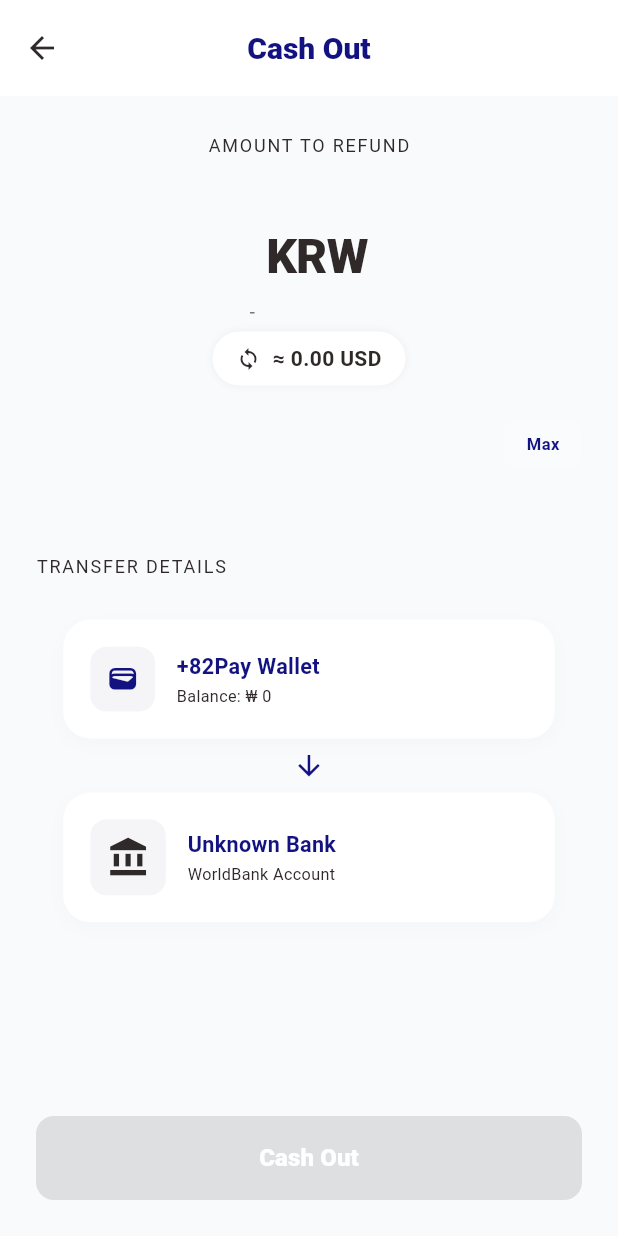
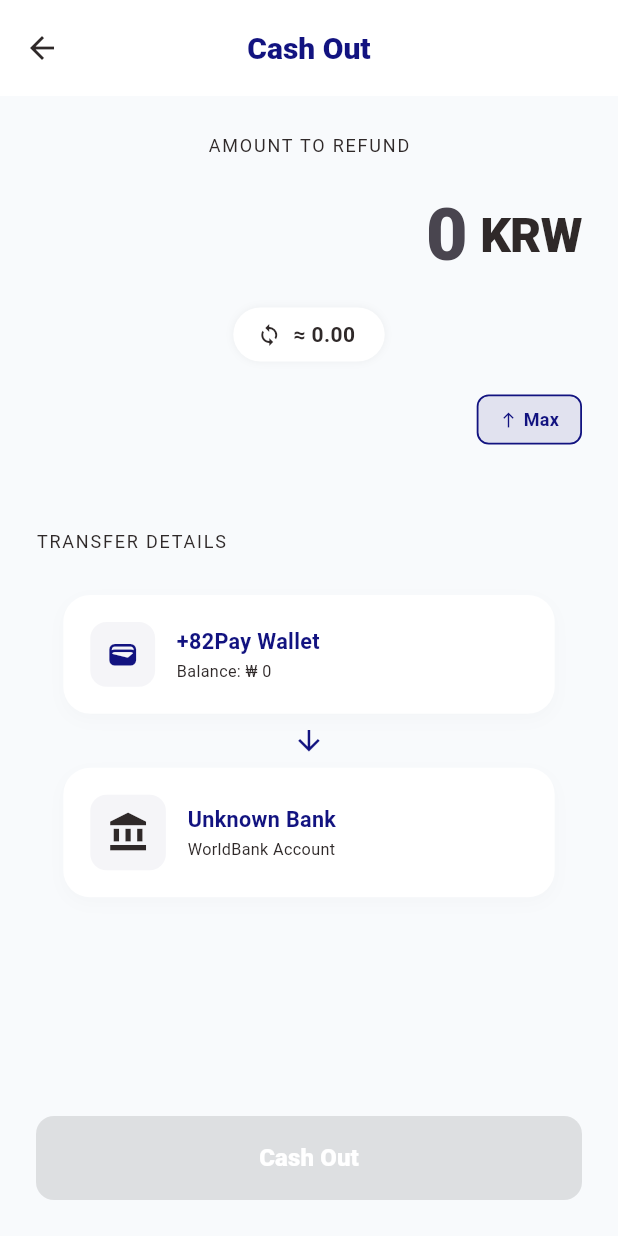
Before and after one commit to Mrjeonmacho/82Pay, a Flutter app: the ExchangeView screen opened directly, on a phone screen of 412 x 824 dp. Run offline on Flutter 3.47's test engine with Material 3 defaults, Android fonts, the phone set to English and light mode, and no system bars; our stand-ins replace camera, cookie_jar, dio, dio_cookie_manager, easy_localization, flutter_dotenv and 3 more; accounts and stored records are empty; network calls fail; Roboto replaces fonts that are missing (Pretendard); project files that could hold a hidden picture were left out.

Commit message:
fix: 환급/충전 페이지 금액 입력창 및 완료 후 home 화면 전환

```diff
--- a/palipay/palipay-frontend/lib/features/history/views/history_detail_view.dart
+++ b/palipay/palipay-frontend/lib/features/history/views/history_detail_view.dart
@@ -76,7 +76,7 @@
 
             // 3. 금액 및 대상
             Text(
-              '${isOutput ? '-' : '+'} ₩ ${CurrencyInputFormatter.format(transaction.amount.toInt())}',
+              '${isOutput ? '-' : '+'} ${CurrencyInputFormatter.format(transaction.amount.toInt())} ₩',
               style: AppTextStyles.headlineLarge.copyWith(
                 color: AppColors.mainBlue,
                 fontWeight: FontWeight.w900,
@@ -202,7 +202,7 @@
 
             // 5. 하단 홈 버튼
             PaliButton(
-              text: 'common.back'.tr(),
+              text: 'common.btn_back'.tr(),
               backgroundColor: AppColors.mainBlue,
               onPressed: () => Navigator.pop(context),
             ),
--- a/palipay/palipay-frontend/lib/features/history/views/history_view.dart
+++ b/palipay/palipay-frontend/lib/features/history/views/history_view.dart
@@ -51,7 +51,10 @@
     return Scaffold(
       backgroundColor: const Color(0xFFF2F4F7), // bgLight
       appBar: AppBar(
-        title: Text('history.title'.tr(), style: AppTextStyles.titleMedium),
+        title: Text(
+          'history.view.title'.tr(),
+          style: AppTextStyles.titleMedium,
+        ),
         elevation: 0,
         backgroundColor: Colors.white,
         foregroundColor: AppColors.mainBlue,
--- a/palipay/palipay-frontend/lib/features/wallet/views/wallet_refund_view.dart
+++ b/palipay/palipay-frontend/lib/features/wallet/views/wallet_refund_view.dart
@@ -37,16 +37,14 @@
       final walletProvider = context.read<WalletProvider>();
       final accountProvider = context.read<AccountProvider>();
 
-      // AccountProvider에서 통화 정보만 참조
       final currency = accountProvider.linkedAccount?.moneyCode ?? 'USD';
-      final walletId = int.parse(accountProvider.walletId ?? '0');
+      final walletId = int.tryParse(accountProvider.walletId ?? '0') ?? 0;
 
       walletProvider.initWalletData(walletId);
       walletProvider.initForRefund(currency: currency);
       walletProvider.loadExchangeRateQuote();
 
-      // 화면 진입 시 키보드 자동 방지
-      _focusNode.unfocus();
+      // ✅ unfocus 제거 — 키보드가 올라올 수 있도록
     });
   }
 
@@ -61,7 +59,9 @@
   Widget build(BuildContext context) {
     final provider = context.watch<WalletProvider>();
 
-    return Scaffold(
+    return Stack(
+      children: [
+        Scaffold(
           backgroundColor: const Color(0xFFF8FAFC),
           appBar: PaliTopBar(title: 'common.cash_out'.tr()),
           body: SafeArea(
@@ -77,7 +77,8 @@
                           label: 'AMOUNT TO REFUND',
                           controller: _controller,
                           focusNode: _focusNode,
-                      onChanged: (val) => provider.updateKrwAmountFromText(val),
+                          onChanged: (val) =>
+                              provider.updateKrwAmountFromText(val),
                         ),
                         const SizedBox(height: 12),
                         Align(
@@ -87,9 +88,7 @@
                               if (provider.currentBalance != null &&
                                   provider.currentBalance! > 0) {
                                 final int maxAmount = provider.currentBalance!;
-
                                 provider.updateKrwAmount(maxAmount.toDouble());
-
                                 final String formattedAmount =
                                     CurrencyInputFormatter.format(maxAmount);
                                 _controller.value = TextEditingValue(
@@ -98,11 +97,12 @@
                                     offset: formattedAmount.length,
                                   ),
                                 );
-
                                 _focusNode.unfocus();
                               } else {
                                 ScaffoldMessenger.of(context).showSnackBar(
-                              const SnackBar(content: Text('환급 가능한 잔액이 없습니다.')),
+                                  const SnackBar(
+                                    content: Text('환급 가능한 잔액이 없습니다.'),
+                                  ),
                                 );
                               }
                             },
@@ -124,7 +124,7 @@
 
                         const SizedBox(height: 48),
 
-                    // ===== 2. Transfer Details 표시 =====
+                        // ===== 2. Transfer Details =====
                         Align(
                           alignment: Alignment.centerLeft,
                           child: Text(
@@ -141,7 +141,6 @@
                           scale: 0.9,
                           child: Column(
                             children: [
-                          // (1) Source: 내 지갑
                               WalletAccountCard(
                                 title: '+82Pay Wallet',
                                 subtitle:
@@ -158,16 +157,10 @@
                                   color: AppColors.mainBlue,
                                 ),
                               ),
-                          // (2) Target: 외부 계좌 (WalletProvider 데이터 연동) 🚀
                               WalletAccountCard(
-                            // 🚀 [수정] WalletProvider가 BankConstants에서 찾은 이름을 직접 사용
                                 title: provider.bankName,
-
-                            // 🚀 [수정] 지갑 정보에서 가져온 실제 계좌번호 노출
                                 subtitle:
                                     'WorldBank Account ${provider.maskedAccountNumber}',
-
-                            // 🚀 [수정] 로고가 있으면 로고 이미지를, 없으면 기본 아이콘 표시
                                 iconWidget: provider.bankLogo != null
                                     ? Image.asset(
                                         provider.bankLogo!,
@@ -194,6 +187,7 @@
                     ),
                   ),
                 ),
+
                 // 하단 환급 버튼
                 Padding(
                   padding: const EdgeInsets.all(24),
@@ -208,16 +202,24 @@
                             provider.krwAmount > 0 &&
                             !provider.isLoading
                         ? () async {
-                        // 1. PIN 입력 화면 호출 (사용자 실제 PIN 입력 대기)
-                        final String? pinNumber = await Navigator.push<String>(
+                            final int pinWalletId =
+                                int.tryParse(
+                                  context.read<AccountProvider>().walletId ??
+                                      '0',
+                                ) ??
+                                0;
+
+                            final String? pinNumber =
+                                await Navigator.push<String>(
                                   context,
                                   MaterialPageRoute(
-                            builder: (context) =>
-                                const PinScreen(mode: PinMode.auth),
+                                    builder: (context) => PinScreen(
+                                      mode: PinMode.auth,
+                                      walletId: pinWalletId,
+                                    ),
                                   ),
                                 );
 
-                        // 2. PIN 입력 성공 시 거래 실행
                             if (pinNumber != null && mounted) {
                               final success = await provider.refundWallet(
                                 pinNumber: pinNumber,
@@ -226,23 +228,20 @@
                               if (success && mounted) {
                                 final accountProvider = context
                                     .read<AccountProvider>();
-
-                            // 외부 계좌 잔액 업데이트 (입금액 반영)
                                 final currentBankBalance =
                                     accountProvider.linkedAccount?.amount ?? 0;
                                 accountProvider.updateBalance(
-                              currentBankBalance + provider.krwAmount.toInt(),
+                                  currentBankBalance +
+                                      provider.krwAmount.toInt(),
                                 );
 
-                            // 거래 내역 갱신
-                            final walletId = provider.walletId;
-                            if (walletId != null) {
+                                final historyWalletId = provider.walletId;
+                                if (historyWalletId != null) {
                                   context.read<HistoryProvider>().fetchHistory(
-                                walletId: walletId,
+                                    walletId: historyWalletId,
                                   );
                                 }
 
-                            // 결과 화면 이동
                                 Navigator.pushReplacement(
                                   context,
                                   MaterialPageRoute(
@@ -262,6 +261,24 @@
               ],
             ),
           ),
+        ),
+
+        // ✅ 로딩 오버레이 — isLoading일 때 화면 중앙에 표시
+        if (provider.isLoading)
+          const Positioned.fill(
+            child: AbsorbPointer(
+              child: ColoredBox(
+                color: Colors.black12,
+                child: Center(
+                  child: CircularProgressIndicator(
+                    color: AppColors.mainBlue,
+                    strokeWidth: 3,
+                  ),
+                ),
+              ),
+            ),
+          ),
+      ],
     );
   }
 }
@@ -275,21 +292,29 @@
   Widget build(BuildContext context) {
     return InkWell(
       onTap: onTap,
-      borderRadius: BorderRadius.circular(10),
+      borderRadius: BorderRadius.circular(8),
       child: Container(
-        padding: const EdgeInsets.symmetric(horizontal: 14, vertical: 8),
+        padding: const EdgeInsets.symmetric(horizontal: 14, vertical: 7),
         decoration: BoxDecoration(
-          color: Colors.white.withOpacity(0.2),
-          borderRadius: BorderRadius.circular(10),
-          border: Border.all(color: Colors.white.withOpacity(0.1)),
+          // ✅ 버튼처럼 확실히 보이도록 배경색 변경
+          color: AppColors.mainBlue.withOpacity(0.1),
+          borderRadius: BorderRadius.circular(8),
+          border: Border.all(color: AppColors.mainBlue, width: 1.2),
         ),
-        child: Text(
+        child: Row(
+          mainAxisSize: MainAxisSize.min,
+          children: [
+            const Icon(Icons.north, size: 12, color: AppColors.mainBlue),
+            const SizedBox(width: 4),
+            Text(
               'wallet.refund.max'.tr(),
               style: AppTextStyles.bodySmall.copyWith(
                 color: AppColors.mainBlue,
                 fontWeight: FontWeight.bold,
-            fontSize: 11,
+                fontSize: 12,
               ),
+            ),
+          ],
         ),
       ),
     );
--- a/palipay/palipay-frontend/lib/features/wallet/widgets/currency_amount_input.dart
+++ b/palipay/palipay-frontend/lib/features/wallet/widgets/currency_amount_input.dart
@@ -38,39 +38,44 @@
         const SizedBox(height: 16),
 
         // 2. 메인 금액 입력창 (KRW 기준)
+        // 2. 메인 금액 입력창 (KRW 기준) 부분 수정
         Row(
           mainAxisAlignment: MainAxisAlignment.center,
-          crossAxisAlignment: CrossAxisAlignment.baseline,
-          textBaseline: TextBaseline.alphabetic,
+          crossAxisAlignment:
+              CrossAxisAlignment.center, // baseline 대신 center 권장
           children: [
-            // IntrinsicWidth를 써야 글자 수에 맞춰 TextField 너비가 조절되어 가운데 정렬이 유지됩니다.
-            IntrinsicWidth(
+            // IntrinsicWidth 대신 텍스트 길이에 따라 늘어나는 방식 적용
+            Flexible(
+              // 혹은 Expanded 대신 Flexible을 사용해 중앙 정렬 유지
               child: TextField(
                 controller: controller,
                 focusNode: focusNode,
                 keyboardType: TextInputType.number,
-                inputFormatters: [CurrencyInputFormatter()], // 기존 유틸 사용
-                textAlign: TextAlign.center,
+                inputFormatters: [CurrencyInputFormatter()],
+                textAlign: TextAlign.right, // 오른쪽 정렬로 KRW와 붙임
                 style: AppTextStyles.headlineLarge.copyWith(
                   fontSize: 48,
                   color: AppColors.mainBlue,
                   fontWeight: FontWeight.w900,
                 ),
-                // decoration: const InputDecoration(
-                //   hintText: '0',
-                //   border: InputBorder.none,
-                //   hintStyle: TextStyle(color: AppColors.abledFont),
-                //   isDense: true, // 불필요한 패딩 제거
-                //   contentPadding: EdgeInsets.zero,
-                // ),
+                decoration: const InputDecoration(
+                  hintText: '0',
+                  border: InputBorder.none,
+                  isDense: true,
+                  contentPadding: EdgeInsets.zero,
+                ),
                 onChanged: onChanged,
               ),
             ),
             const SizedBox(width: 8),
-            Text(
-              'KRW',
-              style: AppTextStyles.titleLarge.copyWith(
-                color: AppColors.abledFont,
+            GestureDetector(
+              // KRW 글자를 눌러도 키보드가 올라오도록 추가
+              onTap: () => focusNode?.requestFocus(),
+              child: Text(
+                'KRW',
+                style: AppTextStyles.titleLarge.copyWith(
+                  color: AppColors.abledFont,
+                ),
               ),
             ),
           ],
```
Also changed, not shown: palipay/palipay-frontend/lib/features/history/widgets/history_filter_bottom_sheet.dart (deleted, +0 -322 lines), palipay/palipay-frontend/lib/features/wallet/views/wallet_topup_view.dart (+43 -20 lines). Lines whose indentation alone changed are shown as unchanged.
